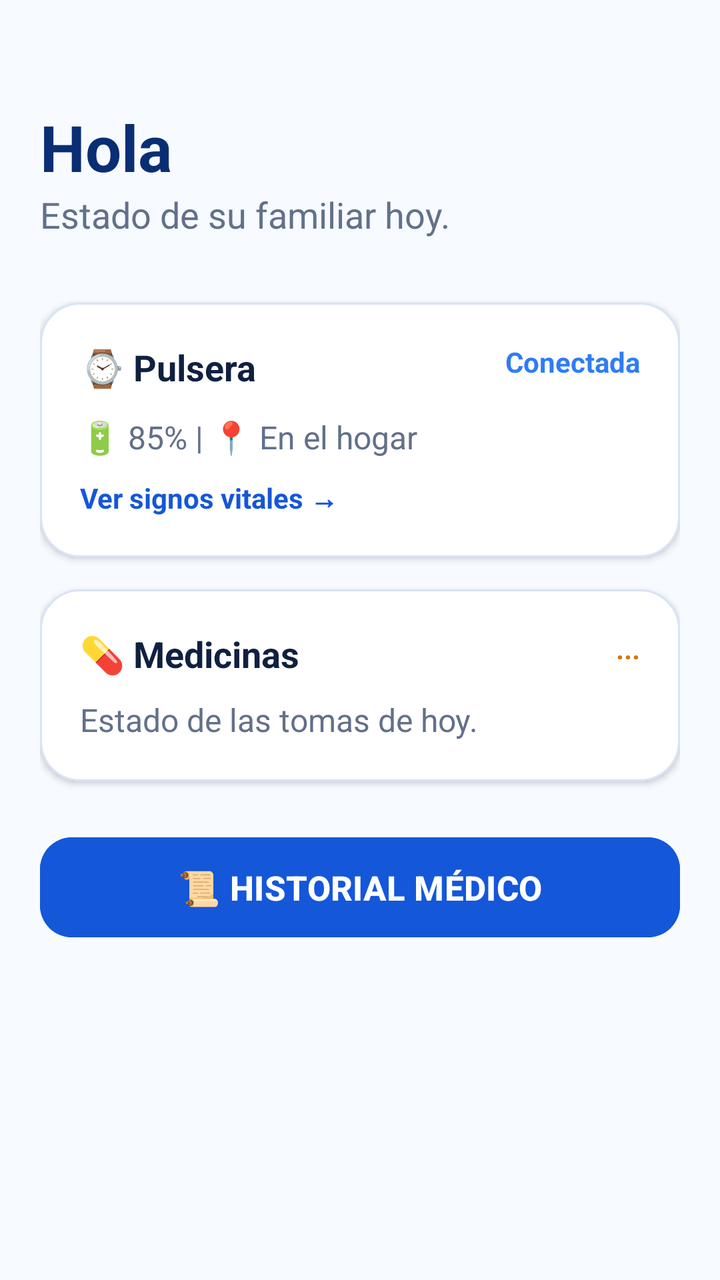
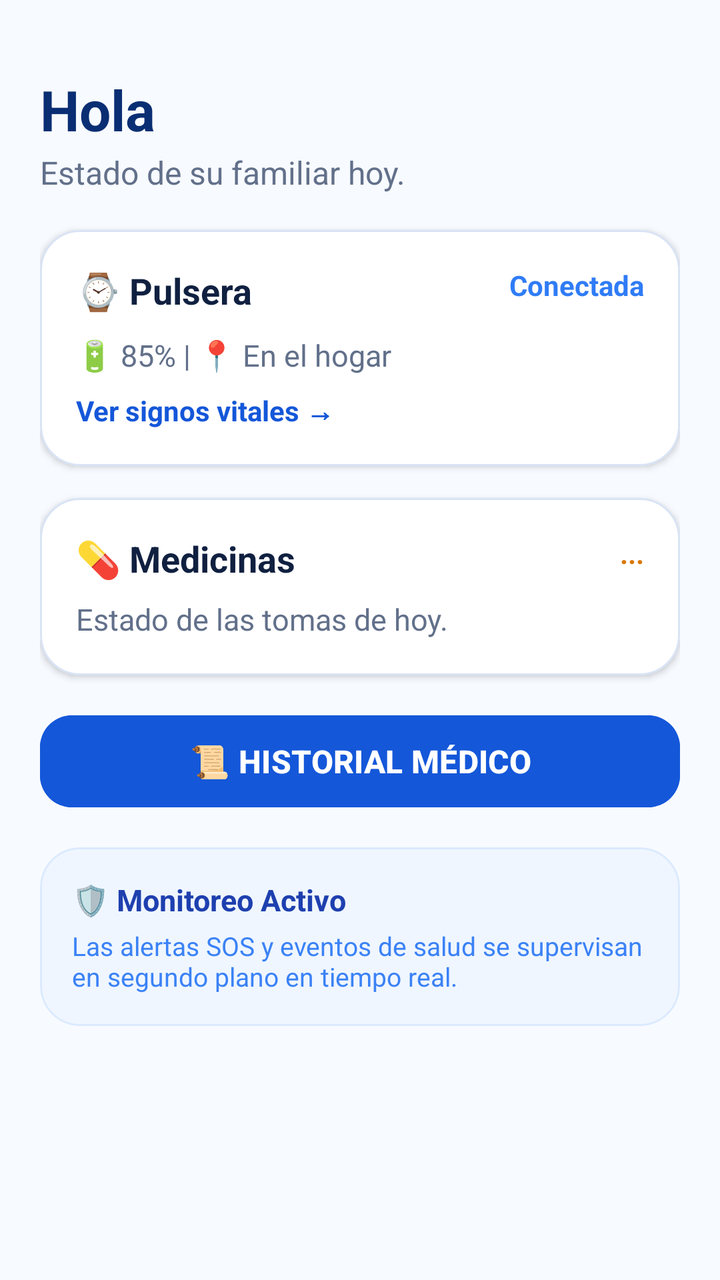

Two renders of the same Android screen: before a commit and after it. Below are the layout's source before the change and the commit's diff.
<!-- AndroidManifest.xml: application theme Theme.Vitalhome -->
<!-- res/layout/fragment_dashboard_cuidador.xml -->
<?xml version="1.0" encoding="utf-8"?>
<androidx.core.widget.NestedScrollView xmlns:android="http://schemas.android.com/apk/res/android"
    xmlns:app="http://schemas.android.com/apk/res-auto"
    android:layout_width="match_parent"
    android:layout_height="match_parent"
    android:background="#F7FAFF"
    android:fillViewport="true">


    <LinearLayout
        android:layout_width="match_parent"
        android:layout_height="wrap_content"
        android:orientation="vertical"
        android:padding="20dp"
        android:paddingBottom="100dp">

        <TextView
            android:id="@+id/tvSaludo"
            android:layout_width="wrap_content"
            android:layout_height="wrap_content"
            android:layout_marginTop="32dp"
            android:text="@string/client_dash_hello"
            android:textColor="#0A2E73"
            android:textSize="32sp"
            android:textStyle="bold" />

        <TextView
            android:layout_width="wrap_content"
            android:layout_height="wrap_content"
            android:text="@string/caregiver_dash_subtitle"
            android:textColor="#62708A"
            android:textSize="18sp" />

        <com.google.android.material.card.MaterialCardView
            android:id="@+id/cardVitals"
            android:layout_width="match_parent"
            android:layout_height="wrap_content"
            android:layout_marginTop="32dp"
            app:cardBackgroundColor="#FFFFFF"
            app:cardCornerRadius="20dp"
            app:cardElevation="2dp"
            app:strokeColor="#D8E3F5"
            app:strokeWidth="1dp">

            <LinearLayout
                android:layout_width="match_parent"
                android:layout_height="wrap_content"
                android:orientation="vertical"
                android:padding="20dp">

                <RelativeLayout
                    android:layout_width="match_parent"
                    android:layout_height="wrap_content">
                    <TextView
                        android:id="@+id/tvLabelPulsera"
                        android:layout_width="wrap_content"
                        android:layout_height="wrap_content"
                        android:text="@string/label_pulsera_default"
                        android:textColor="#102040"
                        android:textStyle="bold"
                        android:textSize="18sp" />
                    <TextView
                        android:layout_width="wrap_content"
                        android:layout_height="wrap_content"
                        android:layout_alignParentEnd="true"
                        android:text="@string/label_conectada"
                        android:textColor="#2F7CF6"
                        android:textStyle="bold" />
                </RelativeLayout>

                <TextView
                    android:id="@+id/tvPulseraInfo"
                    android:layout_width="wrap_content"
                    android:layout_height="wrap_content"
                    android:layout_marginTop="12dp"
                    android:text="@string/label_pulsera_info"
                    android:textColor="#62708A"
                    android:textSize="16sp" />

                <TextView
                    android:layout_width="wrap_content"
                    android:layout_height="wrap_content"
                    android:layout_marginTop="10dp"
                    android:text="@string/btn_view_vitals"
                    android:textColor="#1457D9"
                    android:textStyle="bold" />
            </LinearLayout>
        </com.google.android.material.card.MaterialCardView>

        <com.google.android.material.card.MaterialCardView
            android:id="@+id/cardMeds"
            android:layout_width="match_parent"
            android:layout_height="wrap_content"
            android:layout_marginTop="16dp"
            app:cardBackgroundColor="#FFFFFF"
            app:cardCornerRadius="20dp"
            app:cardElevation="2dp"
            app:strokeColor="#D8E3F5"
            app:strokeWidth="1dp">

            <LinearLayout
                android:layout_width="match_parent"
                android:layout_height="wrap_content"
                android:orientation="vertical"
                android:padding="20dp">

                <RelativeLayout
                    android:layout_width="match_parent"
                    android:layout_height="wrap_content">
                    <TextView
                        android:layout_width="wrap_content"
                        android:layout_height="wrap_content"
                        android:text="@string/title_meds"
                        android:textColor="#102040"
                        android:textStyle="bold"
                        android:textSize="18sp" />
                    <TextView
                        android:id="@+id/tvMedsSummary"
                        android:layout_width="wrap_content"
                        android:layout_height="wrap_content"
                        android:layout_alignParentEnd="true"
                        android:text="..."
                        android:textColor="#D97706"
                        android:textStyle="bold" />
                </RelativeLayout>
                <TextView
                    android:layout_width="wrap_content"
                    android:layout_height="wrap_content"
                    android:layout_marginTop="10dp"
                    android:text="@string/sub_meds"
                    android:textColor="#62708A"
                    android:textSize="16sp" />
            </LinearLayout>
        </com.google.android.material.card.MaterialCardView>


        <Button
            android:id="@+id/btnHistorialMedico"
            android:layout_width="match_parent"
            android:layout_height="58dp"
            android:layout_marginTop="24dp"
            android:backgroundTint="#1457D9"
            android:text="@string/btn_medical_history"
            android:textColor="#FFFFFF"
            android:textSize="17sp"
            android:textStyle="bold"
            app:cornerRadius="16dp" />

    </LinearLayout>
</androidx.core.widget.NestedScrollView>
<!-- resources referenced by this layout -->
<resources>
  <string name="btn_medical_history">📜 HISTORIAL MÉDICO</string>
  <string name="btn_view_vitals">Ver signos vitales →</string>
  <string name="caregiver_dash_subtitle">Estado de su familiar hoy.</string>
  <string name="client_dash_hello">Hola</string>
  <string name="label_conectada">Conectada</string>
  <string name="label_pulsera_default">⌚ Pulsera</string>
  <string name="label_pulsera_info">🔋 85% | 📍 En el hogar</string>
  <string name="sub_meds">Estado de las tomas de hoy.</string>
  <string name="title_meds">💊 Medicinas</string>
  <style name="Theme.Vitalhome" parent="Base.Theme.Vitalhome" />
  <style name="Base.Theme.Vitalhome" parent="Theme.Material3.Light.NoActionBar">
          <item name="colorPrimary">#1457D9</item>
          <item name="android:windowBackground">#F7FAFF</item>
          <item name="android:statusBarColor">#FFFFFF</item>
          <item name="android:windowLightStatusBar">true</item>
      </style>
</resources>

<!-- the commit's change to res/layout/fragment_dashboard_cuidador.xml (unified diff, before → after) -->
@@ -3,39 +3,38 @@
     xmlns:app="http://schemas.android.com/apk/res-auto"
     android:layout_width="match_parent"
     android:layout_height="match_parent"
-    android:background="#F7FAFF"
-    android:fillViewport="true">
-
+    android:background="#F7FAFF">
 
     <LinearLayout
         android:layout_width="match_parent"
         android:layout_height="wrap_content"
         android:orientation="vertical"
         android:padding="20dp"
-        android:paddingBottom="100dp">
+        android:paddingBottom="90dp">
 
         <TextView
             android:id="@+id/tvSaludo"
             android:layout_width="wrap_content"
             android:layout_height="wrap_content"
-            android:layout_marginTop="32dp"
+            android:layout_marginTop="16dp"
             android:text="@string/client_dash_hello"
             android:textColor="#0A2E73"
-            android:textSize="32sp"
+            android:textSize="28sp"
             android:textStyle="bold" />
 
         <TextView
             android:layout_width="wrap_content"
             android:layout_height="wrap_content"
+            android:layout_marginTop="2dp"
             android:text="@string/caregiver_dash_subtitle"
             android:textColor="#62708A"
-            android:textSize="18sp" />
+            android:textSize="16sp" />
 
         <com.google.android.material.card.MaterialCardView
             android:id="@+id/cardVitals"
             android:layout_width="match_parent"
             android:layout_height="wrap_content"
-            android:layout_marginTop="32dp"
+            android:layout_marginTop="18dp"
             app:cardBackgroundColor="#FFFFFF"
             app:cardCornerRadius="20dp"
             app:cardElevation="2dp"
@@ -46,7 +45,7 @@
                 android:layout_width="match_parent"
                 android:layout_height="wrap_content"
                 android:orientation="vertical"
-                android:padding="20dp">
+                android:padding="18dp">
 
                 <RelativeLayout
                     android:layout_width="match_parent"
@@ -72,15 +71,15 @@
                     android:id="@+id/tvPulseraInfo"
                     android:layout_width="wrap_content"
                     android:layout_height="wrap_content"
-                    android:layout_marginTop="12dp"
+                    android:layout_marginTop="10dp"
                     android:text="@string/label_pulsera_info"
                     android:textColor="#62708A"
-                    android:textSize="16sp" />
+                    android:textSize="15sp" />
 
                 <TextView
                     android:layout_width="wrap_content"
                     android:layout_height="wrap_content"
-                    android:layout_marginTop="10dp"
+                    android:layout_marginTop="8dp"
                     android:text="@string/btn_view_vitals"
                     android:textColor="#1457D9"
                     android:textStyle="bold" />
@@ -102,7 +101,7 @@
                 android:layout_width="match_parent"
                 android:layout_height="wrap_content"
                 android:orientation="vertical"
-                android:padding="20dp">
+                android:padding="18dp">
 
                 <RelativeLayout
                     android:layout_width="match_parent"
@@ -126,25 +125,59 @@
                 <TextView
                     android:layout_width="wrap_content"
                     android:layout_height="wrap_content"
-                    android:layout_marginTop="10dp"
+                    android:layout_marginTop="8dp"
                     android:text="@string/sub_meds"
                     android:textColor="#62708A"
-                    android:textSize="16sp" />
+                    android:textSize="15sp" />
             </LinearLayout>
         </com.google.android.material.card.MaterialCardView>
-
 
         <Button
             android:id="@+id/btnHistorialMedico"
             android:layout_width="match_parent"
-            android:layout_height="58dp"
-            android:layout_marginTop="24dp"
+            android:layout_height="54dp"
+            android:layout_marginTop="16dp"
             android:backgroundTint="#1457D9"
             android:text="@string/btn_medical_history"
             android:textColor="#FFFFFF"
-            android:textSize="17sp"
+            android:textSize="16sp"
             android:textStyle="bold"
             app:cornerRadius="16dp" />
 
+        
+        <com.google.android.material.card.MaterialCardView
+            android:layout_width="match_parent"
+            android:layout_height="wrap_content"
+            android:layout_marginTop="16dp"
+            app:cardBackgroundColor="#EFF6FF"
+            app:cardCornerRadius="20dp"
+            app:cardElevation="0dp"
+            app:strokeColor="#DBEAFE"
+            app:strokeWidth="1dp">
+
+            <LinearLayout
+                android:layout_width="match_parent"
+                android:layout_height="wrap_content"
+                android:orientation="vertical"
+                android:padding="16dp">
+
+                <TextView
+                    android:layout_width="wrap_content"
+                    android:layout_height="wrap_content"
+                    android:text="@string/active_monitoring_title"
+                    android:textColor="#1E40AF"
+                    android:textStyle="bold"
+                    android:textSize="15sp" />
+
+                <TextView
+                    android:layout_width="wrap_content"
+                    android:layout_height="wrap_content"
+                    android:layout_marginTop="4dp"
+                    android:text="@string/active_monitoring_desc"
+                    android:textColor="#3B82F6"
+                    android:textSize="13sp" />
+            </LinearLayout>
+        </com.google.android.material.card.MaterialCardView>
+
     </LinearLayout>
 </androidx.core.widget.NestedScrollView>
<!-- resource entries referenced after the edit -->
@@ -1,5 +1,7 @@
 <!-- resources referenced by this layout -->
 <resources>
+  <string name="active_monitoring_desc">Las alertas SOS y eventos de salud se supervisan en segundo plano en tiempo real.</string>
+  <string name="active_monitoring_title">🛡️ Monitoreo Activo</string>
   <string name="btn_medical_history">📜 HISTORIAL MÉDICO</string>
   <string name="btn_view_vitals">Ver signos vitales →</string>
   <string name="caregiver_dash_subtitle">Estado de su familiar hoy.</string>
